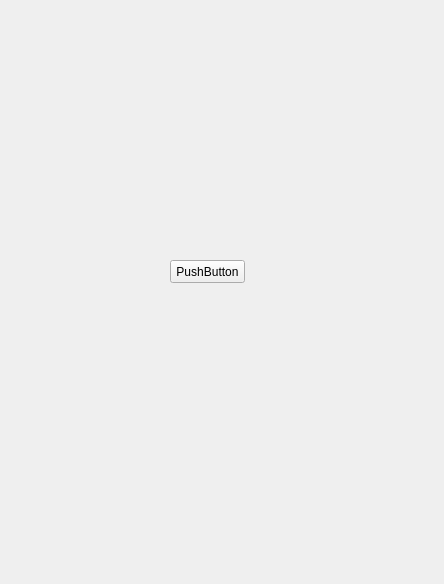
Aiopr-bits/MAVES, file src/FormCellZones.ui: the form before one commit.
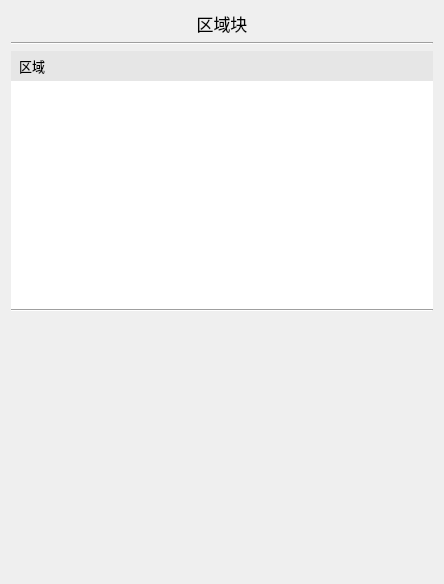
The form after the commit.

Commit message: feat:FormCellZones界面UI设计

Patch:
```diff
--- a/src/FormCellZones.ui
+++ b/src/FormCellZones.ui
@@ -13,19 +13,188 @@
   <property name="windowTitle">
    <string>FormCellZones</string>
   </property>
-  <widget class="QPushButton" name="pushButton">
-   <property name="geometry">
-    <rect>
-     <x>170</x>
-     <y>260</y>
-     <width>75</width>
-     <height>23</height>
-    </rect>
-   </property>
-   <property name="text">
-    <string>PushButton</string>
-   </property>
-  </widget>
+  <layout class="QGridLayout" name="gridLayout_2">
+   <item row="0" column="0">
+    <layout class="QVBoxLayout" name="verticalLayout_2">
+     <item>
+      <widget class="QLabel" name="label">
+       <property name="font">
+        <font>
+         <pointsize>13</pointsize>
+        </font>
+       </property>
+       <property name="text">
+        <string>区域块</string>
+       </property>
+       <property name="alignment">
+        <set>Qt::AlignCenter</set>
+       </property>
+      </widget>
+     </item>
+     <item>
+      <widget class="Line" name="line">
+       <property name="orientation">
+        <enum>Qt::Horizontal</enum>
+       </property>
+      </widget>
+     </item>
+     <item>
+      <widget class="QWidget" name="widget_2" native="true">
+       <layout class="QGridLayout" name="gridLayout">
+        <property name="leftMargin">
+         <number>0</number>
+        </property>
+        <property name="topMargin">
+         <number>0</number>
+        </property>
+        <property name="rightMargin">
+         <number>0</number>
+        </property>
+        <property name="bottomMargin">
+         <number>0</number>
+        </property>
+        <item row="0" column="0">
+         <layout class="QVBoxLayout" name="verticalLayout">
+          <property name="spacing">
+           <number>0</number>
+          </property>
+          <item>
+           <widget class="QLabel" name="label_2">
+            <property name="minimumSize">
+             <size>
+              <width>0</width>
+              <height>30</height>
+             </size>
+            </property>
+            <property name="maximumSize">
+             <size>
+              <width>16777215</width>
+              <height>30</height>
+             </size>
+            </property>
+            <property name="font">
+             <font>
+              <family>Agency FB</family>
+              <pointsize>10</pointsize>
+             </font>
+            </property>
+            <property name="styleSheet">
+             <string notr="true">QLabel {
+    background-color: rgb(230, 230, 230); /* 背景色 */
+    padding-left: 5px; /* 左侧内边距 */
+}
+
+</string>
+            </property>
+            <property name="text">
+             <string>区域</string>
+            </property>
+            <property name="alignment">
+             <set>Qt::AlignLeading|Qt::AlignLeft|Qt::AlignVCenter</set>
+            </property>
+           </widget>
+          </item>
+          <item>
+           <widget class="QListWidget" name="listWidget">
+            <property name="styleSheet">
+             <string notr="true">QListWidget::item {
+    padding: 0px;
+    min-height: 30px; /* 设置最小高度 */
+    max-height: 30px; /* 设置最大高度 */
+    color: #000000; /* 默认文字颜色 */
+}
+
+QListWidget:focus {
+    outline: none;
+}
+
+QListWidget {
+    border: none;
+}
+
+QListWidget::item {
+    background: #FFFFFF;
+}
+
+QListWidget::item:hover {
+    background: #F7F7F7;
+}
+
+QListWidget::item:selected {
+    background: #EEEEEE;
+    color: #000000; /* 选中时文字颜色为黑色 */
+}
+
+QListWidget QScrollBar:vertical {
+    border: 1px solid #dcdcdc;
+    background: white;
+    width: 12px;
+    margin: 0px 0px 0px 0px;
+}
+
+QListWidget QScrollBar::handle:vertical {
+    background: #bfbfbf;
+    min-height: 20px;
+    border-radius: 5px;
+}
+
+QListWidget QScrollBar::add-line:vertical {
+    background: white;
+    height: 0px;
+    subcontrol-position: bottom;
+    subcontrol-origin: margin;
+}
+
+QListWidget QScrollBar::sub-line:vertical {
+    background: white;
+    height: 0px;
+    subcontrol-position: top;
+    subcontrol-origin: margin;
+}
+
+QListWidget QScrollBar::up-arrow:vertical,
+QListWidget QScrollBar::down-arrow:vertical {
+    border: none;
+    width: 0px;
+    height: 0px;
+    background: none;
+}
+
+QListWidget QScrollBar::add-page:vertical,
+QListWidget QScrollBar::sub-page:vertical {
+    background: none;
+}</string>
+            </property>
+           </widget>
+          </item>
+          <item>
+           <widget class="Line" name="line_2">
+            <property name="orientation">
+             <enum>Qt::Horizontal</enum>
+            </property>
+           </widget>
+          </item>
+         </layout>
+        </item>
+       </layout>
+      </widget>
+     </item>
+     <item>
+      <spacer name="verticalSpacer">
+       <property name="orientation">
+        <enum>Qt::Vertical</enum>
+       </property>
+       <property name="sizeHint" stdset="0">
+        <size>
+         <width>20</width>
+         <height>40</height>
+        </size>
+       </property>
+      </spacer>
+     </item>
+    </layout>
+   </item>
+  </layout>
  </widget>
  <layoutdefault spacing="6" margin="11"/>
  <resources/>
```
The commit also changes 26 other files.
